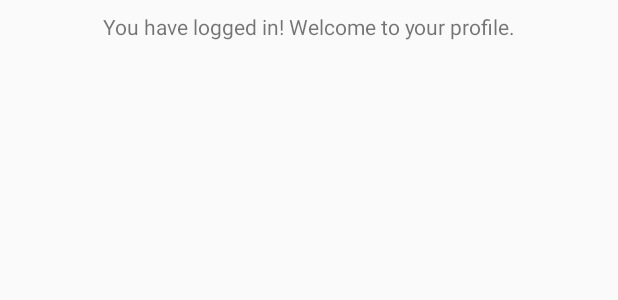
After one commit to emma-boardman/android-group-project, an Android app: the layout activity_profile.xml on its own in the app's theme, with its tools: preview values and no code run, on a phone screen of 412 x 824 dp. The commit adds this screen. Shown: the top 300 px of the screen. Run offline under Robolectric (Android 15) with nearby library versions, the phone set to English and light mode, and no system bars.

Commit message:
link password validation to profile activity

```diff
--- a/app/src/main/AndroidManifest.xml
+++ b/app/src/main/AndroidManifest.xml
@@ -12,6 +12,7 @@
         android:roundIcon="@mipmap/ic_launcher_round"
         android:supportsRtl="true"
         android:theme="@style/AppTheme">
+        <activity android:name=".ProfileActivity"></activity>
         <activity android:name=".TempAddUserToDB" />
         <activity android:name=".MainActivity">
             <intent-filter>
--- /dev/null
+++ b/app/src/main/res/layout/activity_profile.xml
@@ -0,0 +1,22 @@
+<?xml version="1.0" encoding="utf-8"?>
+<android.support.constraint.ConstraintLayout xmlns:android="http://schemas.android.com/apk/res/android"
+    xmlns:app="http://schemas.android.com/apk/res-auto"
+    xmlns:tools="http://schemas.android.com/tools"
+    android:layout_width="match_parent"
+    android:layout_height="match_parent"
+    tools:context=".ProfileActivity">
+
+    <TextView
+        android:id="@+id/textView"
+        android:layout_width="wrap_content"
+        android:layout_height="wrap_content"
+        android:layout_marginStart="8dp"
+        android:layout_marginLeft="8dp"
+        android:layout_marginTop="8dp"
+        android:layout_marginEnd="8dp"
+        android:layout_marginRight="8dp"
+        android:text="@string/user_profile_welcome"
+        app:layout_constraintEnd_toEndOf="parent"
+        app:layout_constraintStart_toStartOf="parent"
+        app:layout_constraintTop_toTopOf="parent" />
+</android.support.constraint.ConstraintLayout>
--- a/app/src/main/res/values/strings.xml
+++ b/app/src/main/res/values/strings.xml
@@ -7,6 +7,7 @@
     <string name="user_name">User Name</string>
     <string name="user_email">User Email</string>
     <string name="user_password">User Password</string>
+    <string name="user_profile_welcome">You have logged in! Welcome to your profile.</string>
 
 
 </resources>
```
Also changed, not shown: app/src/main/java/com/example/testandroidapplication/MainActivity.java (+5 -4 lines), app/src/main/java/com/example/testandroidapplication/ProfileActivity.java (added, +13 -0 lines).
